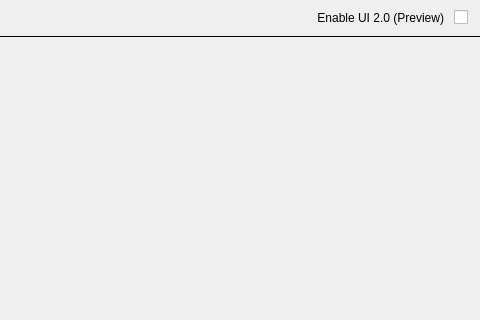
This is dev/Code/Sandbox/Editor/WelcomeScreen/WelcomeScreenDialog.ui in aws/lumberyard as Qt 5 draws it before an edit; both pictures show x 320 to 800 and y 0 to 320 of the 800 by 600 pixel window. The edited form follows.
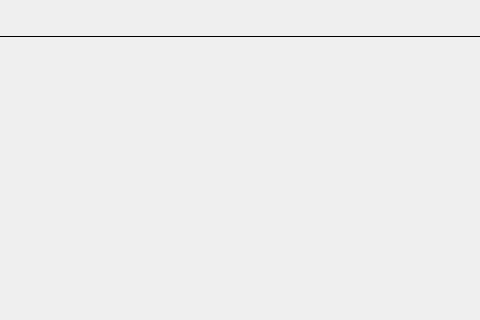
This is the edited form. Icons and pictures are not drawn.

Patch:
```diff
--- a/dev/Code/Sandbox/Editor/WelcomeScreen/WelcomeScreenDialog.ui
+++ b/dev/Code/Sandbox/Editor/WelcomeScreen/WelcomeScreenDialog.ui
@@ -116,23 +116,6 @@
         </property>
        </spacer>
       </item>
-      <item>
-       <widget class="QLabel" name="enableUI20Label">
-        <property name="text">
-         <string>Enable UI 2.0 (Preview)</string>
-        </property>
-        <property name="alignment">
-         <set>Qt::AlignRight|Qt::AlignTrailing|Qt::AlignVCenter</set>
-        </property>
-       </widget>
-      </item>
-      <item>
-       <widget class="QCheckBox" name="enableUI20">
-        <property name="text">
-         <string/>
-        </property>
-       </widget>
-      </item>
      </layout>
     </widget>
    </item>
```
